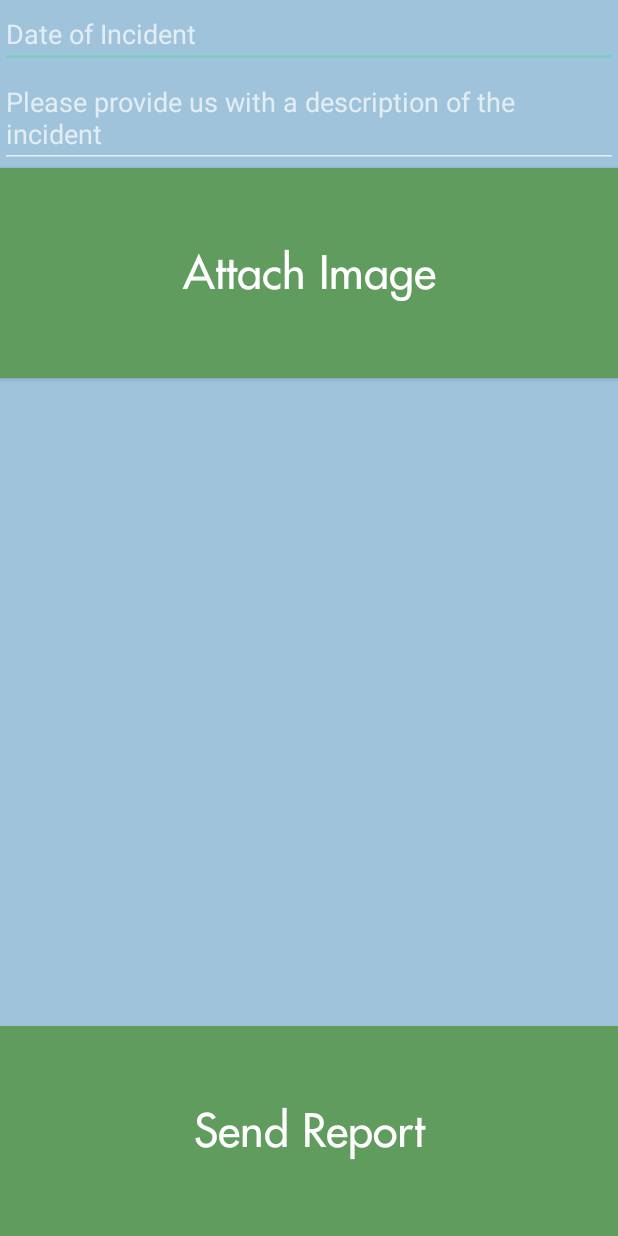
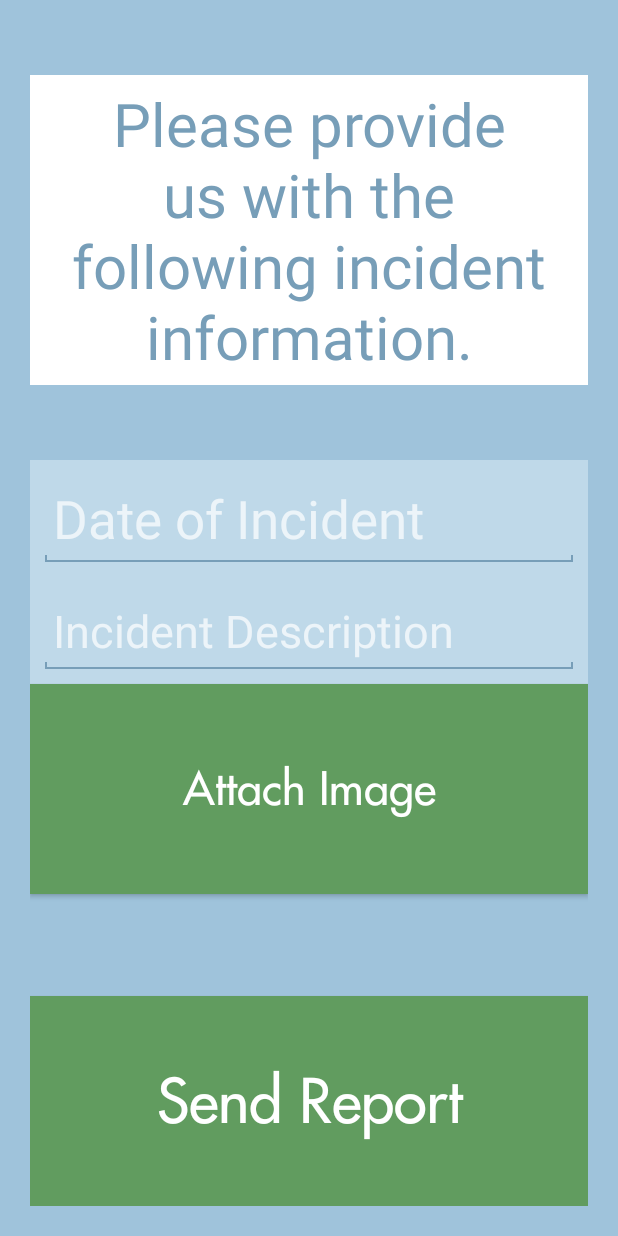
Before and after one commit to dnaismyth/bylaw_report_android, an Android app: the ReportInformationActivity screen opened directly, with no data from a screen before it, on a phone screen of 412 x 824 dp. Run offline under Robolectric (Android 15) with nearby library versions, the phone set to English and light mode, and no system bars; libraries missing offline, so code that uses them is left out: com.amazonaws, com.amazonaws.services, com.loopj.android, cz.msebera.android.

Commit message:
Change string values and colours, change to remove auto focus on text fields for now

```diff
--- /dev/null
+++ b/app/src/main/res/drawable/edit_text_design.xml
@@ -0,0 +1,27 @@
+<?xml version="1.0" encoding="utf-8"?>
+<layer-list xmlns:android="http://schemas.android.com/apk/res/android" >
+
+    <item>
+        <shape>
+            <solid android:color="@color/cityBlueAccent" />
+        </shape>
+    </item>
+
+    <!-- main color -->
+    <item
+        android:bottom="1.5dp"
+        android:left="1.5dp"
+        android:right="1.5dp">
+        <shape>
+            <solid android:color="@color/cityBlue" />
+        </shape>
+    </item>
+
+    <!-- draw another block to cut-off the left and right bars -->
+    <item android:bottom="5.0dp">
+        <shape>
+            <solid android:color="@color/cityBlue" />
+        </shape>
+    </item>
+
+</layer-list>
--- a/app/src/main/res/layout/activity_main.xml
+++ b/app/src/main/res/layout/activity_main.xml
@@ -3,7 +3,7 @@
     android:layout_width="match_parent"
     android:layout_height="match_parent"
     android:padding="20dp"
-    android:background="@color/white"
+    android:background="@color/activityBackground"
     android:orientation="vertical">
 <RelativeLayout
     android:layout_width="match_parent"
--- a/app/src/main/res/layout/activity_report_info.xml
+++ b/app/src/main/res/layout/activity_report_info.xml
@@ -1,16 +1,43 @@
 <?xml version="1.0" encoding="utf-8"?>
+<!-- Dummy item to prevent AutoCompleteTextView from receiving focus -->
 <LinearLayout xmlns:android="http://schemas.android.com/apk/res/android"
+    android:focusable="true"
+    android:focusableInTouchMode="true"
     android:layout_width="match_parent"
     android:layout_height="match_parent"
-    android:paddingLeft="0dp"
-    android:paddingRight="0dp"
-    android:background="@color/cityBlue"
-    android:orientation="vertical">
+    android:background="@color/activityBackground"
+    android:orientation="vertical"
+    android:padding="20dp">
 
-        <EditText android:id="@+id/incident_date"
+    <TextView
+        android:id="@+id/violationType_text"
+        android:layout_width="fill_parent"
+        android:layout_height="wrap_content"
+        android:layout_marginBottom="50dp"
+        android:layout_marginTop="30dp"
+        android:background="#ffffff"
+        android:gravity="center_horizontal"
+        android:padding="5dp"
+        android:text="@string/report_info_message"
+        android:textColor="@color/cityBlueAccent"
+        android:textSize="40dp" />
+
+    <LinearLayout
+        android:layout_width="match_parent"
+        android:layout_height="wrap_content"
+        android:background="@color/cityBlue"
+        android:orientation="vertical">
+
+        <EditText
+            android:id="@+id/incident_date"
             android:layout_width="match_parent"
             android:layout_height="wrap_content"
-            android:hint="@string/incident_date" />
+            android:layout_margin="10dp"
+            android:background="@drawable/edit_text_design"
+            android:hint="@string/incident_date"
+            android:padding="5dp"
+            android:textCursorDrawable="@null"
+            android:textSize="35dp" />
 
         <!--<EditText android:id="@+id/vehicle_description"
             android:layout_width="match_parent"
@@ -18,26 +45,30 @@
             android:layout_weight="0.3"
             android:hint="@string/vehicle_description" />-->
 
-        <EditText android:id="@+id/report_description"
+        <EditText
+            android:id="@+id/report_description"
             android:layout_width="match_parent"
             android:layout_height="wrap_content"
-            android:hint="@string/report_description" />
+            android:layout_margin="10dp"
+            android:background="@drawable/edit_text_design"
+            android:hint="@string/report_description"
+            android:padding="5dp"
+            android:textCursorDrawable="@null"
+            android:layout_weight="3"
+            android:textSize="30dp" />
+    </LinearLayout>
 
-    <!--<EditText android:id="@+id/email"
+    <ImageView
+        android:id="@+id/imageView"
         android:layout_width="match_parent"
         android:layout_height="wrap_content"
-        android:hint="@string/email" />-->
-
-    <ImageView android:id="@+id/imageView"
-        android:layout_height="wrap_content"
-        android:layout_width="match_parent"
-        android:layout_centerHorizontal="true"/>
+        android:layout_centerHorizontal="true" />
 
     <Button
         android:id="@+id/attach_image_btn"
+        style="@style/continueButton"
         android:layout_width="match_parent"
-        android:text="Attach Image"
-        style="@style/continueButton" />
+        android:text="Attach Image" />
 
     <RelativeLayout
         android:layout_width="match_parent"
@@ -45,10 +76,11 @@
         android:gravity="bottom">
 
         <Button
+            style="@style/continueButton"
             android:layout_width="match_parent"
+            android:onClick="sendBylawReport"
             android:text="@string/send_report"
-            style="@style/continueButton"
-            android:onClick="sendBylawReport" />
+            android:textSize="40dp" />
 
     </RelativeLayout>
 </LinearLayout>
--- a/app/src/main/res/values/colors.xml
+++ b/app/src/main/res/values/colors.xml
@@ -3,7 +3,9 @@
     <color name="colorPrimary">#3F51B5</color>
     <color name="colorPrimaryDark">#303F9F</color>
     <color name="colorAccent">#FF4081</color>
-    <color name="cityBlue">#9fc3db</color>
+    <color name="cityBlue">#bfd9e9</color>
+    <color name="activityBackground">#9fc3db</color>
+    <color name="cityBlueAccent">#779eb8</color>
     <color name="cityGreen">#619c5f</color>
     <color name="white">#fff</color>
     <color name="radio_select">#a2a2a2</color>
--- a/app/src/main/res/values/strings.xml
+++ b/app/src/main/res/values/strings.xml
@@ -1,7 +1,8 @@
 <?xml version="1.0" encoding="utf-8"?>
 <resources>
     <string name="app_name">Bylaw Report</string>
-    <string name="user_info_message">Please provide us with the following personal information.</string>
+    <string name="user_info_message">Please provide us with the following contact information.</string>
+    <string name="report_info_message">Please provide us with the following incident information.</string>
     <string name="first_name">First Name</string>
     <string name="last_name">Last Name</string>
     <string name="email">E-mail</string>
@@ -12,8 +13,8 @@
     <string name="report_continue">Begin Report</string>
     <string name="main_title">Bylaw Report</string>
     <string name="incident_date">Date of Incident</string>
-    <string name="report_description">Please provide us with a description of the incident</string>
-    <string name="vehicle_description">Please provide us with a description of the vehicle</string>
+    <string name="report_description">Incident Description</string>
+    <string name="vehicle_description">Vehicle Description</string>
     <string name="vehicle_violation">Vehicle</string>
     <string name="property_violation">Property</string>
     <string name="other_violation">Other</string>
```
Also changed, not shown: app/src/main/res/layout/activity_user_info.xml (+23 -4 lines), app/src/main/res/layout/activity_violation_type.xml (+5 -4 lines).
